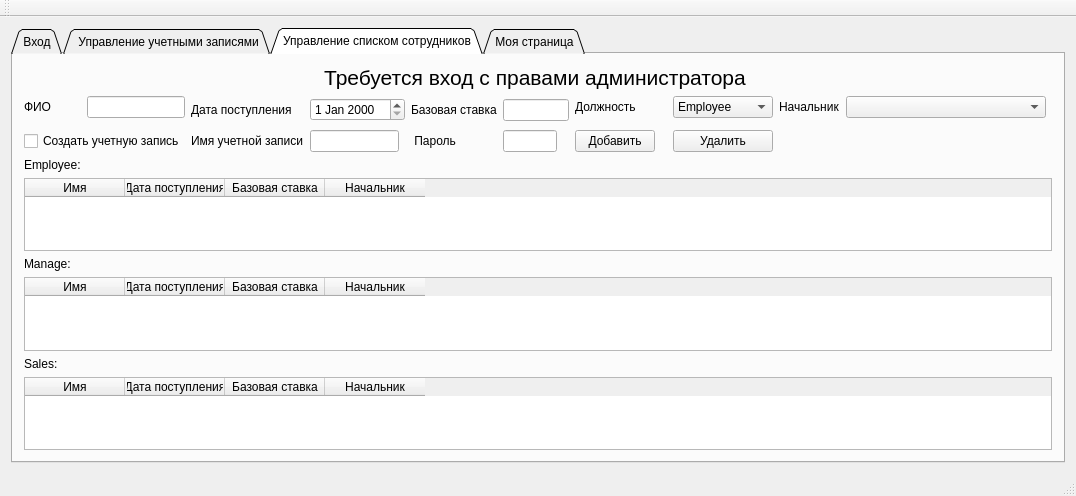
Above: mainwindow.ui from SHK24/ST_Test before the change. Below: the same form after it.
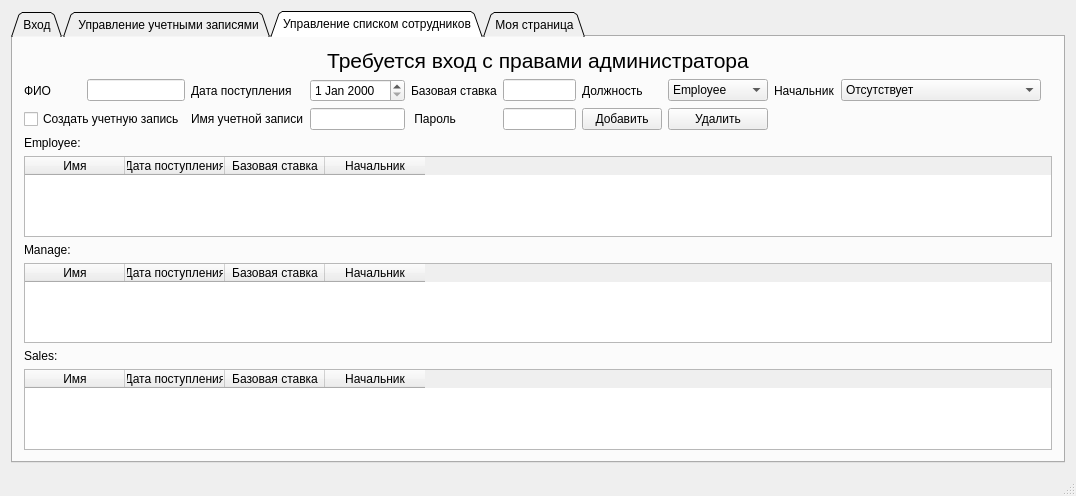
That is the form after the change. The open tabs and pages were chosen to show the change.

```diff
--- a/mainwindow.ui
+++ b/mainwindow.ui
@@ -214,61 +214,6 @@
         <string>Управление списком сотрудников</string>
        </attribute>
        <layout class="QGridLayout" name="gridLayout_4">
-        <item row="8" column="0">
-         <widget class="QLabel" name="salesWorkersTable_label">
-          <property name="text">
-           <string>Sales:</string>
-          </property>
-         </widget>
-        </item>
-        <item row="6" column="0">
-         <widget class="QLabel" name="manageWorkersTable_label">
-          <property name="text">
-           <string>Manage:</string>
-          </property>
-         </widget>
-        </item>
-        <item row="4" column="0">
-         <widget class="QLabel" name="EmployeeWorkersTable_label">
-          <property name="text">
-           <string>Employee:</string>
-          </property>
-         </widget>
-        </item>
-        <item row="1" column="3" rowspan="2" colspan="2">
-         <widget class="QDateEdit" name="date">
-          <property name="maximumSize">
-           <size>
-            <width>100</width>
-            <height>16777215</height>
-           </size>
-          </property>
-         </widget>
-        </item>
-        <item row="1" column="5" rowspan="2">
-         <widget class="QLabel" name="basePay_label">
-          <property name="text">
-           <string>Базовая ставка</string>
-          </property>
-         </widget>
-        </item>
-        <item row="1" column="1">
-         <widget class="QLineEdit" name="workerName">
-          <property name="maximumSize">
-           <size>
-            <width>200</width>
-            <height>16777215</height>
-           </size>
-          </property>
-         </widget>
-        </item>
-        <item row="3" column="5">
-         <widget class="QLabel" name="newUserPasswordPM_label">
-          <property name="text">
-           <string> Пароль</string>
-          </property>
-         </widget>
-        </item>
         <item row="1" column="0">
          <widget class="QLabel" name="workerName_label">
           <property name="text">
@@ -276,21 +221,58 @@
           </property>
          </widget>
         </item>
-        <item row="3" column="0" colspan="2">
-         <widget class="QCheckBox" name="createUserAcc">
-          <property name="text">
-           <string>Создать учетную запись</string>
+        <item row="1" column="1">
+         <widget class="QLineEdit" name="workerName">
+          <property name="maximumSize">
+           <size>
+            <width>200</width>
+            <height>16777215</height>
+           </size>
           </property>
          </widget>
         </item>
-        <item row="1" column="2" rowspan="2">
+        <item row="1" column="2">
          <widget class="QLabel" name="date_label">
           <property name="text">
            <string>Дата поступления</string>
           </property>
          </widget>
         </item>
-        <item row="1" column="12">
+        <item row="1" column="3">
+         <widget class="QDateEdit" name="date">
+          <property name="maximumSize">
+           <size>
+            <width>16777215</width>
+            <height>16777215</height>
+           </size>
+          </property>
+         </widget>
+        </item>
+        <item row="1" column="4">
+         <widget class="QLabel" name="basePay_label">
+          <property name="text">
+           <string>Базовая ставка</string>
+          </property>
+         </widget>
+        </item>
+        <item row="1" column="5">
+         <widget class="QLineEdit" name="basePay">
+          <property name="maximumSize">
+           <size>
+            <width>16777215</width>
+            <height>16777215</height>
+           </size>
+          </property>
+         </widget>
+        </item>
+        <item row="1" column="6">
+         <widget class="QLabel" name="workerType_label">
+          <property name="text">
+           <string>Должность</string>
+          </property>
+         </widget>
+        </item>
+        <item row="1" column="7">
          <widget class="QComboBox" name="workerType">
           <property name="minimumSize">
            <size>
@@ -315,110 +297,104 @@
           </item>
          </widget>
         </item>
-        <item row="3" column="12">
-         <widget class="QPushButton" name="deleteWorker">
+        <item row="1" column="8">
+         <widget class="QLabel" name="master_label">
           <property name="text">
-           <string>Удалить</string>
+           <string>Начальник</string>
           </property>
          </widget>
         </item>
         <item row="1" column="9">
-         <widget class="QLabel" name="workerType_label">
+         <widget class="QComboBox" name="master">
+          <property name="minimumSize">
+           <size>
+            <width>200</width>
+            <height>0</height>
+           </size>
+          </property>
+          <item>
+           <property name="text">
+            <string>Отсутствует</string>
+           </property>
+          </item>
+         </widget>
+        </item>
+        <item row="1" column="10">
+         <spacer name="horizontalSpacer_3">
+          <property name="orientation">
+           <enum>Qt::Horizontal</enum>
+          </property>
+          <property name="sizeHint" stdset="0">
+           <size>
+            <width>40</width>
+            <height>20</height>
+           </size>
+          </property>
+         </spacer>
+        </item>
+        <item row="2" column="0" colspan="2">
+         <widget class="QCheckBox" name="createUserAcc">
           <property name="text">
-           <string>Должность</string>
+           <string>Создать учетную запись</string>
           </property>
          </widget>
         </item>
-        <item row="3" column="6">
-         <widget class="QLineEdit" name="newUserPasswordPM">
-          <property name="maximumSize">
-           <size>
-            <width>200</width>
-            <height>16777215</height>
-           </size>
-          </property>
-         </widget>
-        </item>
-        <item row="3" column="3">
-         <widget class="QLineEdit" name="newUserNamePM">
-          <property name="maximumSize">
-           <size>
-            <width>200</width>
-            <height>16777215</height>
-           </size>
-          </property>
-         </widget>
-        </item>
-        <item row="3" column="2">
+        <item row="2" column="2">
          <widget class="QLabel" name="newUserNamePM_label">
           <property name="text">
            <string>Имя учетной записи</string>
           </property>
          </widget>
         </item>
-        <item row="3" column="9">
+        <item row="2" column="3">
+         <widget class="QLineEdit" name="newUserNamePM">
+          <property name="maximumSize">
+           <size>
+            <width>200</width>
+            <height>16777215</height>
+           </size>
+          </property>
+         </widget>
+        </item>
+        <item row="2" column="4">
+         <widget class="QLabel" name="newUserPasswordPM_label">
+          <property name="text">
+           <string> Пароль</string>
+          </property>
+         </widget>
+        </item>
+        <item row="2" column="5">
+         <widget class="QLineEdit" name="newUserPasswordPM">
+          <property name="maximumSize">
+           <size>
+            <width>200</width>
+            <height>16777215</height>
+           </size>
+          </property>
+         </widget>
+        </item>
+        <item row="2" column="6">
          <widget class="QPushButton" name="addWorker">
           <property name="text">
            <string>Добавить</string>
           </property>
          </widget>
         </item>
-        <item row="1" column="14">
-         <widget class="QComboBox" name="master">
-          <property name="minimumSize">
-           <size>
-            <width>200</width>
-            <height>0</height>
-           </size>
-          </property>
-         </widget>
-        </item>
-        <item row="1" column="6" rowspan="2" colspan="3">
-         <widget class="QLineEdit" name="basePay">
-          <property name="maximumSize">
-           <size>
-            <width>100</width>
-            <height>16777215</height>
-           </size>
-          </property>
-         </widget>
-        </item>
-        <item row="1" column="13">
-         <widget class="QLabel" name="master_label">
+        <item row="2" column="7">
+         <widget class="QPushButton" name="deleteWorker">
           <property name="text">
-           <string>Начальник</string>
+           <string>Удалить</string>
           </property>
          </widget>
         </item>
-        <item row="0" column="0" colspan="15">
-         <widget class="QLabel" name="warning_2">
-          <property name="font">
-           <font>
-            <pointsize>16</pointsize>
-           </font>
-          </property>
+        <item row="3" column="0">
+         <widget class="QLabel" name="EmployeeWorkersTable_label">
           <property name="text">
-           <string>Требуется вход с правами администратора</string>
+           <string>Employee:</string>
           </property>
-          <property name="alignment">
-           <set>Qt::AlignCenter</set>
-          </property>
          </widget>
         </item>
-        <item row="1" column="15">
-         <spacer name="horizontalSpacer_3">
-          <property name="orientation">
-           <enum>Qt::Horizontal</enum>
-          </property>
-          <property name="sizeHint" stdset="0">
-           <size>
-            <width>40</width>
-            <height>20</height>
-           </size>
-          </property>
-         </spacer>
-        </item>
-        <item row="5" column="0" colspan="16">
+        <item row="4" column="0" colspan="11">
          <widget class="QTableWidget" name="employeeWorkersTable">
           <column>
            <property name="text">
@@ -442,7 +418,14 @@
           </column>
          </widget>
         </item>
-        <item row="7" column="0" colspan="16">
+        <item row="5" column="0">
+         <widget class="QLabel" name="manageWorkersTable_label">
+          <property name="text">
+           <string>Manage:</string>
+          </property>
+         </widget>
+        </item>
+        <item row="6" column="0" colspan="11">
          <widget class="QTableWidget" name="manageWorkersTable">
           <column>
            <property name="text">
@@ -466,7 +449,14 @@
           </column>
          </widget>
         </item>
-        <item row="9" column="0" colspan="16">
+        <item row="7" column="0">
+         <widget class="QLabel" name="salesWorkersTable_label">
+          <property name="text">
+           <string>Sales:</string>
+          </property>
+         </widget>
+        </item>
+        <item row="8" column="0" colspan="11">
          <widget class="QTableWidget" name="salesWorkersTable">
           <column>
            <property name="text">
@@ -490,6 +480,21 @@
           </column>
          </widget>
         </item>
+        <item row="0" column="0" colspan="11">
+         <widget class="QLabel" name="warning_2">
+          <property name="font">
+           <font>
+            <pointsize>16</pointsize>
+           </font>
+          </property>
+          <property name="text">
+           <string>Требуется вход с правами администратора</string>
+          </property>
+          <property name="alignment">
+           <set>Qt::AlignCenter</set>
+          </property>
+         </widget>
+        </item>
        </layout>
       </widget>
       <widget class="QWidget" name="tab_4">
@@ -584,24 +589,6 @@
     </item>
    </layout>
   </widget>
-  <widget class="QMenuBar" name="menuBar">
-   <property name="geometry">
-    <rect>
-     <x>0</x>
-     <y>0</y>
-     <width>1076</width>
-     <height>21</height>
-    </rect>
-   </property>
-  </widget>
-  <widget class="QToolBar" name="mainToolBar">
-   <attribute name="toolBarArea">
-    <enum>TopToolBarArea</enum>
-   </attribute>
-   <attribute name="toolBarBreak">
-    <bool>false</bool>
-   </attribute>
-  </widget>
   <widget class="QStatusBar" name="statusBar"/>
  </widget>
  <layoutdefault spacing="6" margin="11"/>
```
Left out of the diff: 21 changed lines with no effect on the pictures.
